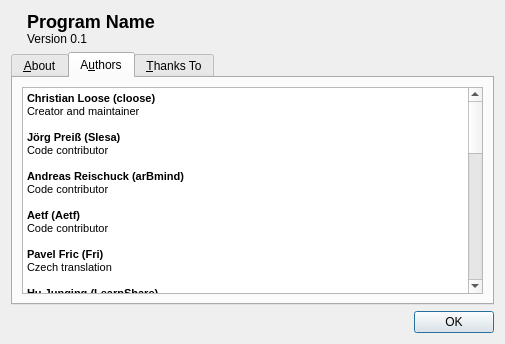
cloose/CuteMarkEd, file app/aboutdialog.ui: the form before one commit.
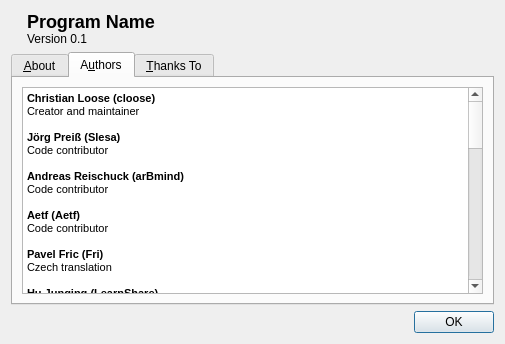
The form after the commit. The open tabs and pages were chosen to show the change. Icons and pictures are not drawn.

Commit message: Add more translator credits to about dialog

What changed in the file:
```diff
--- a/app/aboutdialog.ui
+++ b/app/aboutdialog.ui
@@ -131,6 +131,9 @@
 &lt;p style=&quot; margin-top:0px; margin-bottom:0px; margin-left:0px; margin-right:0px; -qt-block-indent:0; text-indent:0px;&quot;&gt;&lt;span style=&quot; font-size:8pt; font-weight:600;&quot;&gt;Γιάννης Ανθυμίδης (Evropi)&lt;/span&gt;&lt;/p&gt;
 &lt;p style=&quot; margin-top:0px; margin-bottom:0px; margin-left:0px; margin-right:0px; -qt-block-indent:0; text-indent:0px;&quot;&gt;&lt;span style=&quot; font-size:8pt;&quot;&gt;Greek translation&lt;/span&gt;&lt;/p&gt;
 &lt;p style=&quot;-qt-paragraph-type:empty; margin-top:0px; margin-bottom:0px; margin-left:0px; margin-right:0px; -qt-block-indent:0; text-indent:0px; font-size:8pt;&quot;&gt;&lt;br /&gt;&lt;/p&gt;
+&lt;p style=&quot; margin-top:0px; margin-bottom:0px; margin-left:0px; margin-right:0px; -qt-block-indent:0; text-indent:0px;&quot;&gt;&lt;span style=&quot; font-size:8pt; font-weight:600;&quot;&gt;Wasilis Mandratzis-Walz (beonex)&lt;/span&gt;&lt;/p&gt;
+&lt;p style=&quot; margin-top:0px; margin-bottom:0px; margin-left:0px; margin-right:0px; -qt-block-indent:0; text-indent:0px;&quot;&gt;&lt;span style=&quot; font-size:8pt;&quot;&gt;Greek translation&lt;/span&gt;&lt;/p&gt;
+&lt;p style=&quot;-qt-paragraph-type:empty; margin-top:0px; margin-bottom:0px; margin-left:0px; margin-right:0px; -qt-block-indent:0; text-indent:0px; font-size:8pt;&quot;&gt;&lt;br /&gt;&lt;/p&gt;
 &lt;p style=&quot; margin-top:0px; margin-bottom:0px; margin-left:0px; margin-right:0px; -qt-block-indent:0; text-indent:0px;&quot;&gt;&lt;span style=&quot; font-size:8pt; font-weight:600;&quot;&gt;Etienne Gauvin (Etn)&lt;/span&gt;&lt;/p&gt;
 &lt;p style=&quot; margin-top:0px; margin-bottom:0px; margin-left:0px; margin-right:0px; -qt-block-indent:0; text-indent:0px;&quot;&gt;&lt;span style=&quot; font-size:8pt;&quot;&gt;French translation&lt;/span&gt;&lt;/p&gt;
 &lt;p style=&quot;-qt-paragraph-type:empty; margin-top:0px; margin-bottom:0px; margin-left:0px; margin-right:0px; -qt-block-indent:0; text-indent:0px; font-size:8pt;&quot;&gt;&lt;br /&gt;&lt;/p&gt;
@@ -163,6 +166,9 @@
 &lt;p style=&quot;-qt-paragraph-type:empty; margin-top:0px; margin-bottom:0px; margin-left:0px; margin-right:0px; -qt-block-indent:0; text-indent:0px; font-size:8pt;&quot;&gt;&lt;br /&gt;&lt;/p&gt;
 &lt;p style=&quot; margin-top:0px; margin-bottom:0px; margin-left:0px; margin-right:0px; -qt-block-indent:0; text-indent:0px;&quot;&gt;&lt;span style=&quot; font-size:8pt; font-weight:600;&quot;&gt;Mljjlm&lt;/span&gt;&lt;/p&gt;
 &lt;p style=&quot; margin-top:0px; margin-bottom:0px; margin-left:0px; margin-right:0px; -qt-block-indent:0; text-indent:0px;&quot;&gt;&lt;span style=&quot; font-size:8pt;&quot;&gt;Danish translation&lt;/span&gt;&lt;/p&gt;
+&lt;p style=&quot;-qt-paragraph-type:empty; margin-top:0px; margin-bottom:0px; margin-left:0px; margin-right:0px; -qt-block-indent:0; text-indent:0px; font-size:8pt;&quot;&gt;&lt;br /&gt;&lt;/p&gt;
+&lt;p style=&quot; margin-top:0px; margin-bottom:0px; margin-left:0px; margin-right:0px; -qt-block-indent:0; text-indent:0px;&quot;&gt;&lt;span style=&quot; font-size:8pt; font-weight:600;&quot;&gt;Daniel Napora (napcok)&lt;/span&gt;&lt;/p&gt;
+&lt;p style=&quot; margin-top:0px; margin-bottom:0px; margin-left:0px; margin-right:0px; -qt-block-indent:0; text-indent:0px;&quot;&gt;&lt;span style=&quot; font-size:8pt;&quot;&gt;Polish translation&lt;/span&gt;&lt;/p&gt;
 &lt;p style=&quot;-qt-paragraph-type:empty; margin-top:0px; margin-bottom:0px; margin-left:0px; margin-right:0px; -qt-block-indent:0; text-indent:0px; font-size:8pt;&quot;&gt;&lt;br /&gt;&lt;/p&gt;&lt;/body&gt;&lt;/html&gt;</string>
          </property>
         </widget>
```
